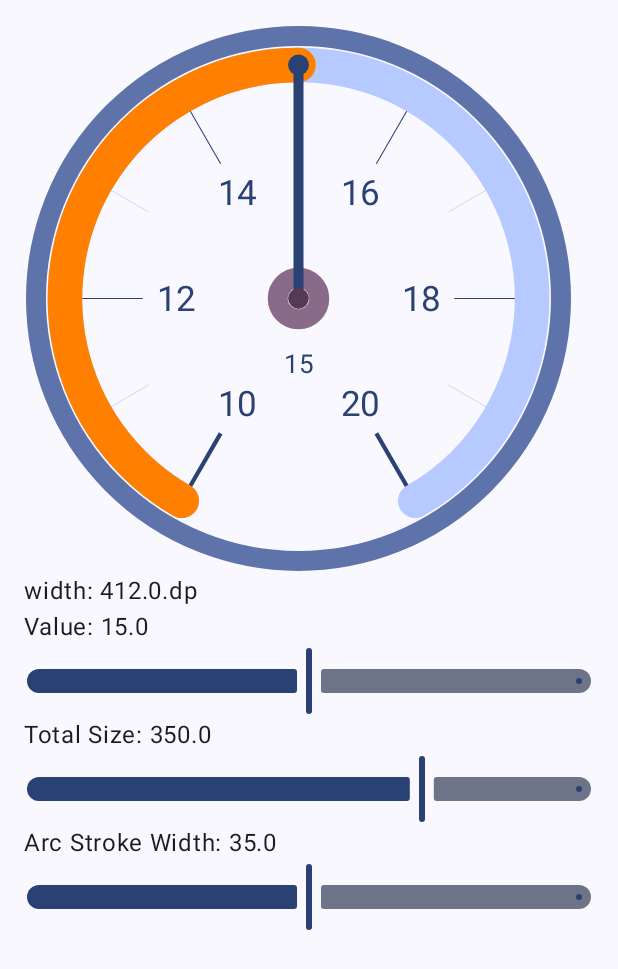
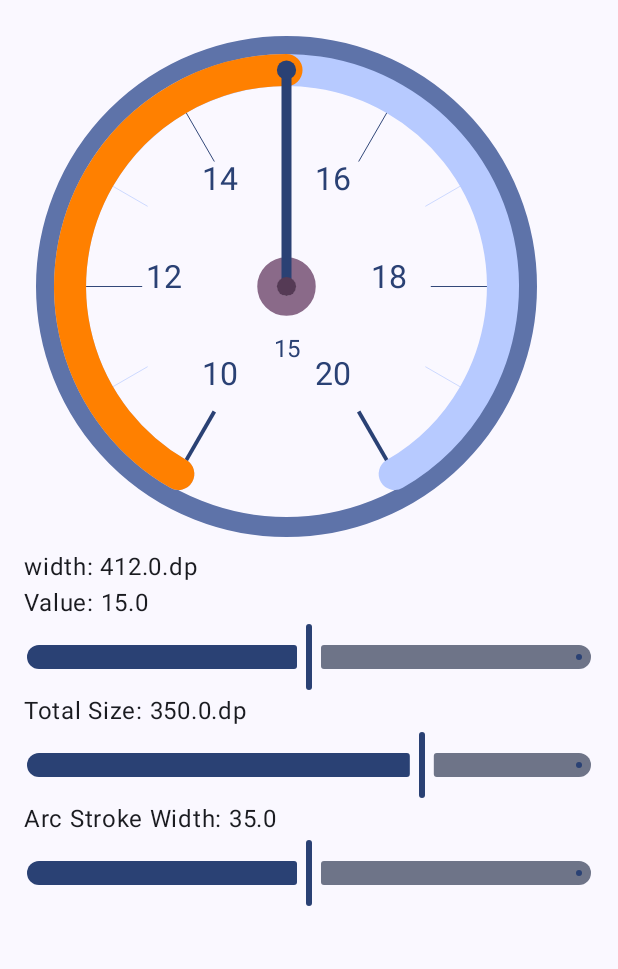
Before and after one commit to yamin8000/Gauge, an Android app built with Jetpack Compose: the screen it shows after launch (MainActivity), on a phone screen of 412 x 824 dp. Shown: the top 969 px of the screen. Run offline under Robolectric (Android 15) with nearby library versions, the phone set to English and light mode, and no system bars.

Commit message:
refactor WIP

```diff
--- a/Gauge/build.gradle.kts
+++ b/Gauge/build.gradle.kts
@@ -22,7 +22,7 @@
 import org.jetbrains.kotlin.gradle.dsl.JvmTarget
 
 private val artifact = "com.github.yamin8000.gauge"
-private val version = "1.0.4"
+private val version = "1.1.0"
 
 plugins {
     id("com.android.library")
--- a/Gauge/src/main/java/com/github/yamin8000/gauge/main/Gauge.kt
+++ b/Gauge/src/main/java/com/github/yamin8000/gauge/main/Gauge.kt
@@ -23,9 +23,9 @@ package com.github.yamin8000.gauge.main
 
 import androidx.compose.foundation.Canvas
 import androidx.compose.foundation.layout.BoxWithConstraints
+import androidx.compose.foundation.layout.aspectRatio
 import androidx.compose.foundation.layout.padding
 import androidx.compose.foundation.layout.size
-import androidx.compose.material3.MaterialTheme
 import androidx.compose.runtime.Composable
 import androidx.compose.runtime.remember
 import androidx.compose.ui.Modifier
@@ -35,7 +35,7 @@ import androidx.compose.ui.graphics.Color
 import androidx.compose.ui.graphics.StrokeCap
 import androidx.compose.ui.graphics.drawscope.DrawScope
 import androidx.compose.ui.graphics.drawscope.Stroke
-import androidx.compose.ui.platform.LocalConfiguration
+import androidx.compose.ui.platform.LocalDensity
 import androidx.compose.ui.text.TextMeasurer
 import androidx.compose.ui.text.TextStyle
 import androidx.compose.ui.text.drawText
@@ -43,6 +43,7 @@ import androidx.compose.ui.text.rememberTextMeasurer
 import androidx.compose.ui.unit.Dp
 import androidx.compose.ui.unit.dp
 import com.github.yamin8000.gauge.ui.color.GaugeArcColors
+import com.github.yamin8000.gauge.ui.color.GaugeColors
 import com.github.yamin8000.gauge.ui.color.GaugeNeedleColors
 import com.github.yamin8000.gauge.ui.color.GaugeTicksColors
 import com.github.yamin8000.gauge.ui.style.GaugeArcStyle
@@ -52,6 +53,7 @@ import com.github.yamin8000.gauge.util.translate
 import com.github.yamin8000.gauge.util.translate2
 import java.text.DecimalFormat
 import kotlin.math.cos
+import kotlin.math.max
 import kotlin.math.sin
 
 /**
@@ -63,16 +65,9 @@ import kotlin.math.sin
  * @param modifier refer to [Modifier]
  * @param valueUnit unit of the Gauge's value like %, km/h or etc
  * @param decimalFormat decimal formatter for value text
- * @param totalSize total size of this [Gauge] as a Composable
- * @param borderInset Gauge's inset relative to the border
  * @param numerics refer to [GaugeNumerics]
  * @param style refer to [GaugeStyle]
- * @param borderColor
- * @param centerCircleColor
- * @param needleColors
- * @param arcColors
- * @param ticksColors
- * @param ticksColorProvider a lambda for fine tune of individual tick's
+ * @param ticksColorProvider a lambda for fine tuning of individual tick's
  *    color
  * @param arcColorsProvider a lambda for fine tune of arc colors
  * @throws IllegalArgumentException when some parameters are inconsistent
@@ -84,55 +79,37 @@ fun Gauge(
     modifier: Modifier = Modifier,
     valueUnit: String = "",
     decimalFormat: DecimalFormat = DecimalFormat().apply { maximumFractionDigits = 2 },
-    totalSize: Dp = LocalConfiguration.current.screenWidthDp.dp,
-    borderInset: Dp = 4.dp,
     numerics: GaugeNumerics,
-    style: GaugeStyle = GaugeStyle(
-        borderWidth = totalSize.value / 30f,
-        needleStyle = GaugeNeedleStyle(
-            ringWidth = totalSize.value / 30f
-        )
-    ),
-    borderColor: Color = MaterialTheme.colorScheme.primaryContainer,
-    centerCircleColor: Color = MaterialTheme.colorScheme.tertiary,
-    valueColor: Color = MaterialTheme.colorScheme.primary,
-    needleColors: GaugeNeedleColors = GaugeNeedleColors(
-        needle = MaterialTheme.colorScheme.primary,
-        ring = MaterialTheme.colorScheme.tertiaryContainer
-    ),
-    arcColors: GaugeArcColors = GaugeArcColors(
-        off = MaterialTheme.colorScheme.inversePrimary,
-        on = MaterialTheme.colorScheme.primary
-    ),
-    ticksColors: GaugeTicksColors = GaugeTicksColors(
-        smallTicks = MaterialTheme.colorScheme.inversePrimary,
-        bigTicks = MaterialTheme.colorScheme.primary,
-        bigTicksLabels = MaterialTheme.colorScheme.primary
-    ),
+    style: GaugeStyle = GaugeStyle(),
+    colors: GaugeColors = GaugeColors.defaultColors(),
     ticksColorProvider: (List<Pair<Int, Color>>) -> List<Pair<Int, Color>> = { it },
-    arcColorsProvider: (GaugeArcColors, Float, ClosedFloatingPointRange<Float>) -> GaugeArcColors = { _, _, _ -> arcColors }
+    arcColorsProvider: (GaugeArcColors, Float, ClosedFloatingPointRange<Float>) -> GaugeArcColors = { _, _, _ -> colors.arc }
 ) {
     require(value in numerics.valueRange) { "Gauge value: $value is out of Gauge Value range ${numerics.valueRange}" }
     require(numerics.sweepAngle in 1..360) { "Sweep angle: ${numerics.sweepAngle} must be from 1 to 360" }
 
     BoxWithConstraints(
-        modifier = modifier.padding(8.dp),
+        modifier = modifier
+            .padding(8.dp)
+            .aspectRatio(1f),
         content = {
             val textMeasurer = rememberTextMeasurer()
-            val size = if (totalSize > maxWidth) maxWidth
-            else if (totalSize > maxHeight) maxHeight
-            else totalSize
+            val density = LocalDensity.current
+            val size = with(density) { max(maxWidth.toPx(), maxHeight.toPx()).toDp() }
             val totalAngle = numerics.startAngle + numerics.sweepAngle
             val arcSizeFraction = remember { .9f }
+
             Canvas(
                 modifier = Modifier.size(size),
                 onDraw = {
-                    val borderOffset = Offset(borderInset.toPx() / 2, borderInset.toPx() / 2)
+                    val safeSize = this@Canvas.size.maxDimension - style.borderWidth
+                    val safeOffset = Offset(style.borderWidth / 2f, style.borderWidth / 2f)
                     if (style.hasBorder) {
                         drawCircle(
-                            color = borderColor,
+                            color = colors.border,
                             center = center,
-                            style = Stroke(style.borderWidth)
+                            style = Stroke(style.borderWidth),
+                            radius = safeSize / 2f
                         )
                     }
                     if (style.hasValueText) {
@@ -140,34 +117,34 @@ fun Gauge(
                             textMeasurer = textMeasurer,
                             text = decimalFormat.format(value).trim(),
                             topLeft = center.plus(Offset(0f, size.toPx() / 8)),
-                            color = valueColor,
-                            totalSize = size
+                            color = colors.value,
+                            totalSize = safeSize.toDp()
                         )
                         drawCompatibleText(
                             textMeasurer = textMeasurer,
                             text = valueUnit.trim(),
                             topLeft = center.plus(Offset(0f, size.toPx() / 7)),
-                            color = valueColor,
-                            totalSize = size
+                            color = colors.value,
+                            totalSize = safeSize.toDp()
                         )
                     }
                     drawTicks(
-                        borderOffset = borderOffset,
+                        offset = safeOffset,
                         numerics = numerics,
                         totalAngle = totalAngle,
-                        colors = ticksColors,
-                        size = size - borderInset,
+                        colors = colors.ticks,
+                        size = safeSize.toDp(),
                         textMeasurer = textMeasurer,
                         hasNumbers = style.arcStyle.bigTicksHasLabels,
                         ticksColorProvider = ticksColorProvider
                     )
                     if (style.arcStyle.hasArcs) {
                         drawArcs(
-                            borderOffset = borderOffset,
-                            size = size - borderInset,
+                            offset = safeOffset,
+                            size = safeSize.toDp(),
                             style = style.arcStyle,
                             arcSizeFraction = arcSizeFraction,
-                            colors = arcColors,
+                            colors = colors.arc,
                             numerics = numerics,
                             value = value,
                             valueRange = numerics.valueRange,
@@ -177,18 +154,18 @@ fun Gauge(
                     }
                     if (style.needleStyle.hasNeedle) {
                         drawNeedle(
-                            borderOffset = borderOffset,
+                            offset = safeOffset,
                             style = style.needleStyle,
-                            colors = needleColors,
-                            size = size - borderInset,
+                            colors = colors.needle,
+                            size = safeSize.toDp(),
                             value = value,
                             numerics = numerics,
                             totalAngle = totalAngle
                         )
                     }
                     drawCircle(
-                        color = centerCircleColor,
-                        radius = (size - borderInset).toPx() / 50,
+                        color = colors.centerCircle,
+                        radius = safeSize / 50,
                         center = center
                     )
                 }
@@ -198,7 +175,7 @@ fun Gauge(
 }
 
 private fun DrawScope.drawNeedle(
-    borderOffset: Offset,
+    offset: Offset,
     style: GaugeNeedleStyle,
     colors: GaugeNeedleColors,
     size: Dp,
@@ -227,7 +204,7 @@ private fun DrawScope.drawNeedle(
     val endOffset = Offset(
         x.minus(cos.times(size.toPx() / 20f)),
         y.minus(sin.times(size.toPx() / 20f))
-    ).plus(borderOffset)
+    ).plus(offset)
     drawLine(
         color = colors.needle,
         start = center,
@@ -245,7 +222,7 @@ private fun DrawScope.drawNeedle(
 }
 
 private fun DrawScope.drawTicks(
-    borderOffset: Offset,
+    offset: Offset,
     numerics: GaugeNumerics,
     totalAngle: Int,
     colors: GaugeTicksColors,
@@ -288,12 +265,6 @@ private fun DrawScope.drawTicks(
             y.minus(sin.times(tickEndRatio))
         )
 
-        val textEndRatio = size.toPx().div(4.25f)
-        var textOffset = Offset(
-            x.minus(cos.times(textEndRatio)),
-            y.minus(sin.times(textEndRatio))
-        )
-
         if (isSmallTick) {
             drawLine(
                 color = tickColor,
@@ -302,8 +273,8 @@ private fun DrawScope.drawTicks(
                 start = Offset(
                     x.minus(cos.times(startRatio)),
                     y.minus(sin.times(startRatio))
-                ).plus(borderOffset),
-                end = tickEndOffset.plus(borderOffset)
+                ).plus(offset),
+                end = tickEndOffset.plus(offset)
             )
         }
         if (hasNumbers && isBigTick) {
@@ -313,6 +284,11 @@ private fun DrawScope.drawTicks(
                 fontSize = size.toSp() / textSizeFactor
             )
             val textLayout = textMeasurer.measure("$value", textStyle)
+            val textEndRatio = size.toPx().div(4.25f)
+            var textOffset = Offset(
+                x.minus(cos.times(textEndRatio)),
+                y.minus(sin.times(textEndRatio))
+            )
             textOffset = textOffset.minus(
                 Offset(
                     textLayout.size.width.toFloat() / 2,
@@ -325,7 +301,7 @@ private fun DrawScope.drawTicks(
             drawText(
                 textMeasurer = textMeasurer,
                 text = "$value",
-                topLeft = textOffset.plus(borderOffset),
+                topLeft = textOffset,
                 style = textStyle
             )
         }
@@ -333,7 +309,7 @@ private fun DrawScope.drawTicks(
 }
 
 private fun DrawScope.drawArcs(
-    borderOffset: Offset,
+    offset: Offset,
     size: Dp,
     style: GaugeArcStyle,
     arcSizeFraction: Float,
@@ -370,7 +346,7 @@ private fun DrawScope.drawArcs(
         useCenter = false,
         style = arcStroke,
         size = arcSize,
-        topLeft = arcTopLeft.plus(borderOffset)
+        topLeft = arcTopLeft.plus(offset)
     )
     val alpha = value / valueRange.endInclusive
     drawArc(
@@ -385,7 +361,7 @@ private fun DrawScope.drawArcs(
         useCenter = false,
         style = arcStroke,
         size = arcSize,
-        topLeft = arcTopLeft.plus(borderOffset)
+        topLeft = arcTopLeft.plus(offset)
     )
 }
 
--- /dev/null
+++ b/Gauge/src/main/java/com/github/yamin8000/gauge/ui/color/GaugeColors.kt
@@ -0,0 +1,37 @@
+package com.github.yamin8000.gauge.ui.color
+
+import androidx.compose.material3.MaterialTheme
+import androidx.compose.runtime.Composable
+import androidx.compose.ui.graphics.Color
+
+data class GaugeColors(
+    val border: Color,
+    val centerCircle: Color,
+    val value: Color,
+    val arc: GaugeArcColors,
+    val needle: GaugeNeedleColors,
+    val ticks: GaugeTicksColors
+) {
+    companion object {
+
+        @Composable
+        fun defaultColors() = GaugeColors(
+            border = MaterialTheme.colorScheme.primaryContainer,
+            centerCircle = MaterialTheme.colorScheme.tertiary,
+            value = MaterialTheme.colorScheme.primary,
+            arc = GaugeArcColors(
+                off = MaterialTheme.colorScheme.inversePrimary,
+                on = MaterialTheme.colorScheme.primary
+            ),
+            needle = GaugeNeedleColors(
+                needle = MaterialTheme.colorScheme.primary,
+                ring = MaterialTheme.colorScheme.tertiaryContainer
+            ),
+            ticks = GaugeTicksColors(
+                smallTicks = MaterialTheme.colorScheme.inversePrimary,
+                bigTicks = MaterialTheme.colorScheme.primary,
+                bigTicksLabels = MaterialTheme.colorScheme.primary
+            )
+        )
+    }
+}
--- a/app/src/main/java/com/github/yamin8000/gauge/MainActivity.kt
+++ b/app/src/main/java/com/github/yamin8000/gauge/MainActivity.kt
@@ -27,6 +27,7 @@ import androidx.activity.compose.setContent
 import androidx.compose.foundation.layout.Column
 import androidx.compose.foundation.layout.fillMaxSize
 import androidx.compose.foundation.layout.padding
+import androidx.compose.foundation.layout.size
 import androidx.compose.foundation.rememberScrollState
 import androidx.compose.foundation.verticalScroll
 import androidx.compose.material3.Slider
@@ -34,6 +35,7 @@ import androidx.compose.material3.Surface
 import androidx.compose.material3.Text
 import androidx.compose.runtime.getValue
 import androidx.compose.runtime.mutableFloatStateOf
+import androidx.compose.runtime.mutableStateOf
 import androidx.compose.runtime.remember
 import androidx.compose.runtime.setValue
 import androidx.compose.ui.Modifier
@@ -63,12 +65,12 @@ class MainActivity : ComponentActivity() {
                             val configuration = LocalConfiguration.current
                             val screenWidth = configuration.screenWidthDp.dp
                             var value by remember { mutableFloatStateOf(15f) }
-                            var totalSize by remember { mutableFloatStateOf(350f) }
+                            var totalSize by remember { mutableStateOf(350.dp) }
                             var strokeWidth by remember { mutableFloatStateOf(35f) }
                             val valueRange = 10f..20f
                             Gauge(
+                                modifier = Modifier.size(totalSize),
                                 value = value,
-                                totalSize = totalSize.dp,
                                 numerics = GaugeNumerics(
                                     startAngle = 120,
                                     sweepAngle = 300,
@@ -112,10 +114,10 @@ class MainActivity : ComponentActivity() {
                             )
                             Text("Total Size: $totalSize")
                             Slider(
-                                value = totalSize,
+                                value = totalSize.value,
                                 valueRange = 0f..500f,
                                 onValueChange = {
-                                    totalSize = it
+                                    totalSize = it.dp
                                 }
                             )
 
```
